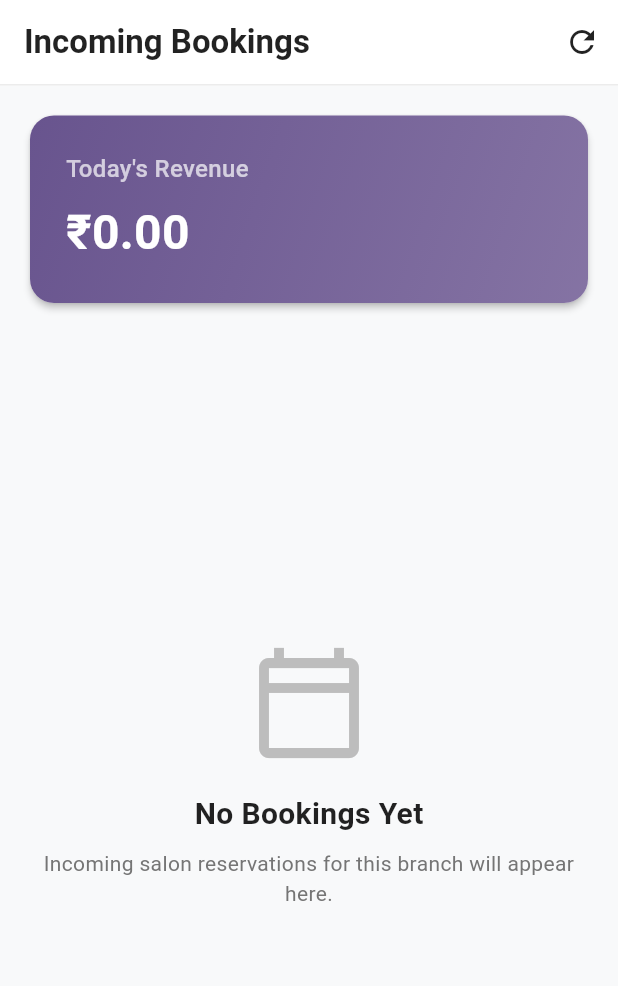
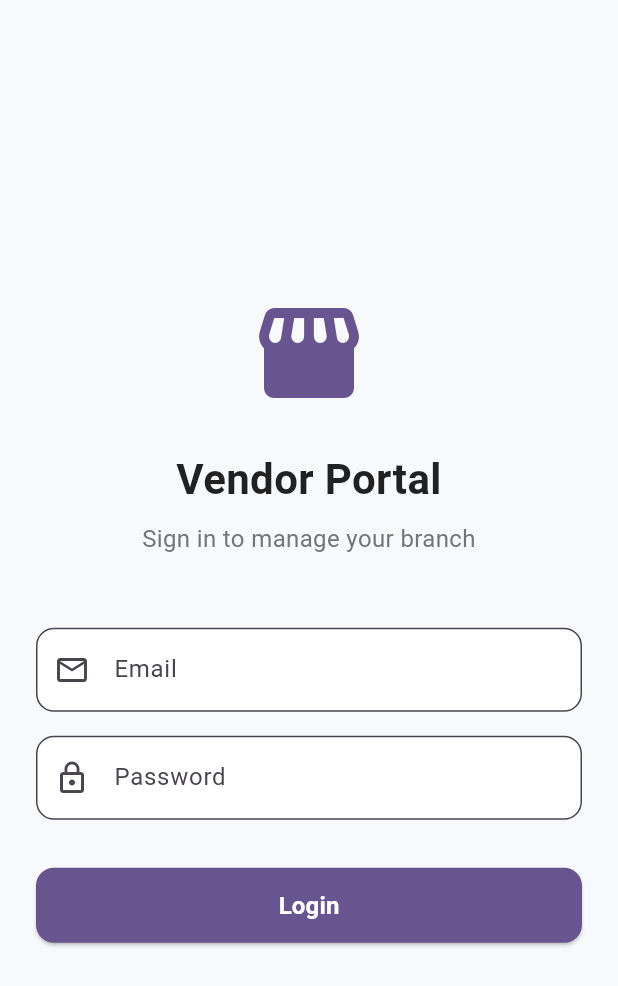
Before and after one commit to n0t-adm1n/parlor_vendor_app, a Flutter app: the screen it shows after launch, on a phone screen of 412 x 824 dp. Shown: the top 986 px of the screen. Run offline on Flutter 3.47's test engine with Material 3 defaults, Android fonts, the phone set to English and light mode, and no system bars; our stand-ins replace cloud_firestore, firebase_auth, firebase_core; accounts and stored records are empty.

Commit message:
feat: implement Firebase authentication wrapper and dynamic branch-based dashboard access

```diff
--- a/lib/main.dart
+++ b/lib/main.dart
@@ -1,7 +1,7 @@
 import 'package:flutter/material.dart';
 import 'package:firebase_core/firebase_core.dart';
 import 'firebase_options.dart';
-import 'package:parlor_vendor_app/screens/dashboard/vendor_dashboard_screen.dart';
+import 'package:parlor_vendor_app/screens/auth/auth_wrapper.dart';
 
 void main() async {
   WidgetsFlutterBinding.ensureInitialized();
@@ -22,7 +22,7 @@ class MyApp extends StatelessWidget {
         colorScheme: ColorScheme.fromSeed(seedColor: Colors.deepPurple),
         useMaterial3: true,
       ),
-      home: const VendorDashboardScreen(),
+      home: const AuthWrapper(),
     );
   }
 }
--- /dev/null
+++ b/lib/screens/auth/auth_wrapper.dart
@@ -0,0 +1,109 @@
+import 'package:flutter/material.dart';
+import 'package:firebase_auth/firebase_auth.dart';
+import 'package:cloud_firestore/cloud_firestore.dart';
+import 'package:parlor_vendor_app/screens/auth/login_screen.dart';
+import 'package:parlor_vendor_app/screens/dashboard/vendor_dashboard_screen.dart';
+
+class AuthWrapper extends StatelessWidget {
+  const AuthWrapper({super.key});
+
+  @override
+  Widget build(BuildContext context) {
+    return StreamBuilder<User?>(
+      stream: FirebaseAuth.instance.authStateChanges(),
+      builder: (context, authSnapshot) {
+        // Show loading spinner while auth state is initializing
+        if (authSnapshot.connectionState == ConnectionState.waiting) {
+          return const Scaffold(
+            body: Center(
+              child: CircularProgressIndicator(),
+            ),
+          );
+        }
+
+        // If user is not logged in, show LoginScreen
+        if (!authSnapshot.hasData || authSnapshot.data == null) {
+          return const LoginScreen();
+        }
+
+        // If user is logged in, fetch their branchId from vendor_users collection
+        final user = authSnapshot.data!;
+
+        return FutureBuilder<DocumentSnapshot>(
+          future: FirebaseFirestore.instance.collection('vendor_users').doc(user.uid).get(),
+          builder: (context, vendorSnapshot) {
+            if (vendorSnapshot.connectionState == ConnectionState.waiting) {
+              return Scaffold(
+                body: Center(
+                  child: Column(
+                    mainAxisAlignment: MainAxisAlignment.center,
+                    children: [
+                      const CircularProgressIndicator(),
+                      const SizedBox(height: 16),
+                      Text(
+                        'Loading branch data...',
+                        style: TextStyle(color: Colors.grey.shade600),
+                      ),
+                    ],
+                  ),
+                ),
+              );
+            }
+
+            if (vendorSnapshot.hasError) {
+              return Scaffold(
+                body: Center(
+                  child: Text(
+                    'Error loading vendor data: ${vendorSnapshot.error}',
+                    style: const TextStyle(color: Colors.redAccent),
+                  ),
+                ),
+              );
+            }
+
+            if (!vendorSnapshot.hasData || !vendorSnapshot.data!.exists) {
+              // If vendor user document doesn't exist, we should probably force sign out
+              // so they aren't stuck in a blank state
+              return Scaffold(
+                body: Center(
+                  child: Column(
+                    mainAxisAlignment: MainAxisAlignment.center,
+                    children: [
+                      const Text(
+                        'Vendor profile not found for this account.',
+                        style: TextStyle(fontSize: 16),
+                      ),
+                      const SizedBox(height: 24),
+                      ElevatedButton(
+                        onPressed: () => FirebaseAuth.instance.signOut(),
+                        child: const Text('Sign Out'),
+                      ),
+                    ],
+                  ),
+                ),
+              );
+            }
+
+            // Document exists, extract branchId
+            final data = vendorSnapshot.data!.data() as Map<String, dynamic>?;
+            final branchId = data?['branchId'] as String?;
+
+            if (branchId == null || branchId.isEmpty) {
+              return const Scaffold(
+                body: Center(
+                  child: Text(
+                    'No branch associated with this vendor profile.',
+                    style: TextStyle(fontSize: 16),
+                  ),
+                ),
+              );
+            }
+
+            // Route dynamically to the dashboard passing the branchId
+            return VendorDashboardScreen(branchId: branchId);
+          },
+        );
+      },
+    );
+  }
+}
--- /dev/null
+++ b/lib/screens/auth/login_screen.dart
@@ -0,0 +1,165 @@
+import 'package:flutter/material.dart';
+import 'package:firebase_auth/firebase_auth.dart';
+
+class LoginScreen extends StatefulWidget {
+  const LoginScreen({super.key});
+
+  @override
+  State<LoginScreen> createState() => _LoginScreenState();
+}
+
+class _LoginScreenState extends State<LoginScreen> {
+  final _emailController = TextEditingController();
+  final _passwordController = TextEditingController();
+  bool _isLoading = false;
+
+  Future<void> _login() async {
+    final email = _emailController.text.trim();
+    final password = _passwordController.text.trim();
+
+    if (email.isEmpty || password.isEmpty) {
+      ScaffoldMessenger.of(context).showSnackBar(
+        const SnackBar(content: Text('Please enter both email and password.')),
+      );
+      return;
+    }
+
+    setState(() => _isLoading = true);
+
+    try {
+      await FirebaseAuth.instance.signInWithEmailAndPassword(
+        email: email,
+        password: password,
+      );
+      // Navigation is handled automatically by AuthWrapper listening to auth state
+    } on FirebaseAuthException catch (e) {
+      if (mounted) {
+        ScaffoldMessenger.of(context).showSnackBar(
+          SnackBar(
+            content: Text(e.message ?? 'Authentication failed'),
+            backgroundColor: Colors.redAccent,
+          ),
+        );
+      }
+    } finally {
+      if (mounted) {
+        setState(() => _isLoading = false);
+      }
+    }
+  }
+
+  @override
+  void dispose() {
+    _emailController.dispose();
+    _passwordController.dispose();
+    super.dispose();
+  }
+
+  @override
+  Widget build(BuildContext context) {
+    final theme = Theme.of(context);
+
+    return Scaffold(
+      backgroundColor: const Color(0xFFF8F9FA),
+      body: Center(
+        child: SingleChildScrollView(
+          padding: const EdgeInsets.all(24.0),
+          child: Column(
+            mainAxisAlignment: MainAxisAlignment.center,
+            crossAxisAlignment: CrossAxisAlignment.stretch,
+            children: [
+              Icon(
+                Icons.storefront_rounded,
+                size: 80,
+                color: theme.colorScheme.primary,
+              ),
+              const SizedBox(height: 24),
+              const Text(
+                'Vendor Portal',
+                textAlign: TextAlign.center,
+                style: TextStyle(
+                  fontSize: 28,
+                  fontWeight: FontWeight.bold,
+                  color: Colors.black87,
+                ),
+              ),
+              const SizedBox(height: 8),
+              Text(
+                'Sign in to manage your branch',
+                textAlign: TextAlign.center,
+                style: TextStyle(
+                  fontSize: 16,
+                  color: Colors.grey.shade600,
+                ),
+              ),
+              const SizedBox(height: 48),
+
+              // Email Field
+              TextFormField(
+                controller: _emailController,
+                keyboardType: TextInputType.emailAddress,
+                decoration: InputDecoration(
+                  labelText: 'Email',
+                  prefixIcon: const Icon(Icons.email_outlined),
+                  border: OutlineInputBorder(
+                    borderRadius: BorderRadius.circular(12),
+                  ),
+                  filled: true,
+                  fillColor: Colors.white,
+                ),
+              ),
+              const SizedBox(height: 16),
+
+              // Password Field
+              TextFormField(
+                controller: _passwordController,
+                obscureText: true,
+                decoration: InputDecoration(
+                  labelText: 'Password',
+                  prefixIcon: const Icon(Icons.lock_outline),
+                  border: OutlineInputBorder(
+                    borderRadius: BorderRadius.circular(12),
+                  ),
+                  filled: true,
+                  fillColor: Colors.white,
+                ),
+              ),
+              const SizedBox(height: 32),
+
+              // Login Button
+              SizedBox(
+                height: 50,
+                child: ElevatedButton(
+                  onPressed: _isLoading ? null : _login,
+                  style: ElevatedButton.styleFrom(
+                    backgroundColor: theme.colorScheme.primary,
+                    foregroundColor: Colors.white,
+                    shape: RoundedRectangleBorder(
+                      borderRadius: BorderRadius.circular(12),
+                    ),
+                  ),
+                  child: _isLoading
+                      ? const SizedBox(
+                          height: 24,
+                          width: 24,
+                          child: CircularProgressIndicator(
+                            color: Colors.white,
+                            strokeWidth: 2,
+                          ),
+                        )
+                      : const Text(
+                          'Login',
+                          style: TextStyle(
+                            fontSize: 16,
+                            fontWeight: FontWeight.bold,
+                          ),
+                        ),
+                ),
+              ),
+            ],
+          ),
+        ),
+      ),
+    );
+  }
+}
--- a/lib/screens/dashboard/vendor_dashboard_screen.dart
+++ b/lib/screens/dashboard/vendor_dashboard_screen.dart
@@ -2,29 +2,28 @@ import 'package:flutter/material.dart';
 import 'package:cloud_firestore/cloud_firestore.dart';
 import 'package:parlor_vendor_app/models/booking_model.dart';
 import 'package:parlor_vendor_app/repositories/booking_repository.dart';
+import 'package:firebase_auth/firebase_auth.dart';
 
 class VendorDashboardScreen extends StatefulWidget {
-  const VendorDashboardScreen({super.key});
+  final String branchId;
+  const VendorDashboardScreen({super.key, required this.branchId});
 
   @override
   State<VendorDashboardScreen> createState() => _VendorDashboardScreenState();
 }
 
 class _VendorDashboardScreenState extends State<VendorDashboardScreen> {
-  // Constant hardcoded branchId for Glamour Studio
-  static const String _branchId = '6GbfVWLVAEFfbswzYXaA';
-
   late Stream<List<Booking>> _bookingsStream;
   final BookingRepository _bookingRepository = BookingRepository();
 
   @override
   void initState() {
     super.initState();
-    // Initialize the stream to query 'bookings' collection where branchId equals our hardcoded ID,
+    // Initialize the stream to query 'bookings' collection where branchId equals our dynamic ID,
     // ordered by createdAt descending. Map the snapshot docs to Booking models.
     _bookingsStream = FirebaseFirestore.instance
         .collection('bookings')
-        .where('branchId', isEqualTo: _branchId)
+        .where('branchId', isEqualTo: widget.branchId)
         .orderBy('createdAt', descending: true)
         .snapshots()
         .map((snapshot) => snapshot.docs
@@ -195,7 +194,13 @@ class _VendorDashboardScreenState extends State<VendorDashboardScreen> {
               // Trigger a reload / rebuild if needed
               setState(() {});
             },
-          )
+          ),
+          IconButton(
+            icon: const Icon(Icons.logout, color: Colors.redAccent),
+            tooltip: 'Logout',
+            onPressed: () => FirebaseAuth.instance.signOut(),
+          ),
+          const SizedBox(width: 8),
         ],
         bottom: PreferredSize(
           preferredSize: const Size.fromHeight(1.0),
```
